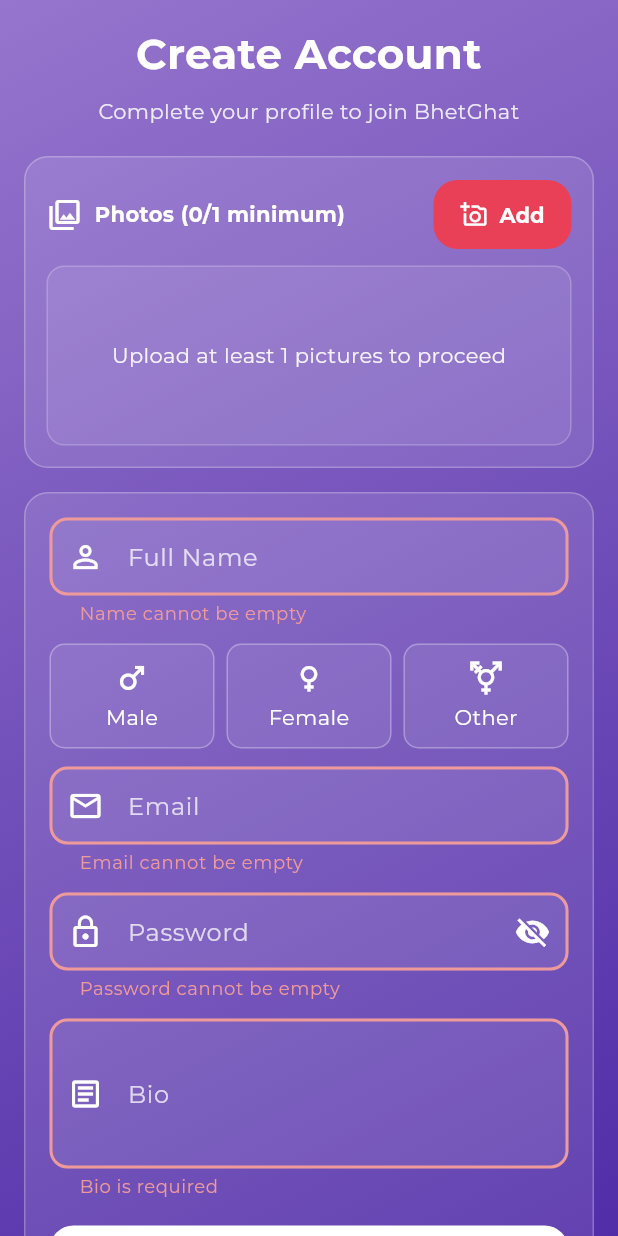
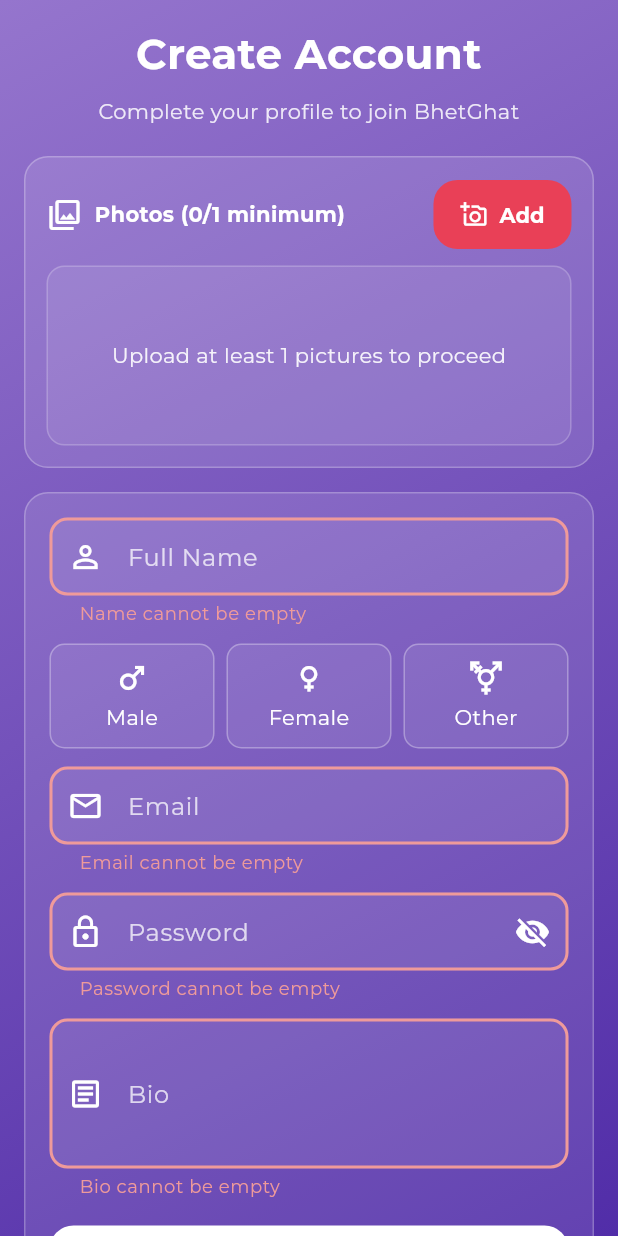
Before and after one commit to rojitalemagar/bhet_ghat_app, a Flutter app: the RegisterScreen screen opened by its route, after a tap on "Create Account", on a phone screen of 412 x 824 dp. Run offline on Flutter 3.47's test engine with Material 3 defaults, Android fonts, the phone set to English and light mode, and no system bars; our stand-ins replace app_links, hive, hive_flutter, image_picker, sensors_plus; accounts and stored records are empty.

Commit message:
Reuse bio validation on register screen

```diff
--- a/lib/presentation/screens/register_screen.dart
+++ b/lib/presentation/screens/register_screen.dart
@@ -375,15 +375,7 @@ class _RegisterScreenState extends State<RegisterScreen> {
                 Icons.article_outlined,
                 hintStyle,
               ),
-              validator: (v) {
-                if (v == null || v.trim().isEmpty) {
-                  return 'Bio is required';
-                }
-                if (v.trim().length < 10) {
-                  return 'Bio should be at least 10 characters';
-                }
-                return null;
-              },
+              validator: (v) => ValidationUtils.getBioError(v ?? ''),
             ),
             const SizedBox(height: 18),
             Consumer<AuthController>(
```
